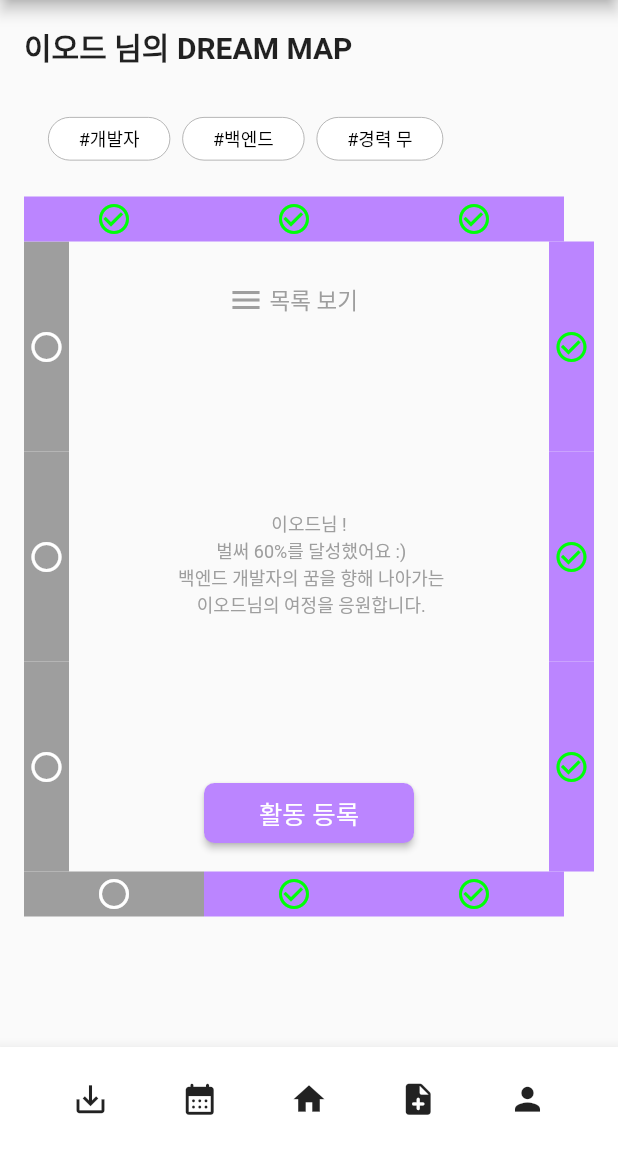
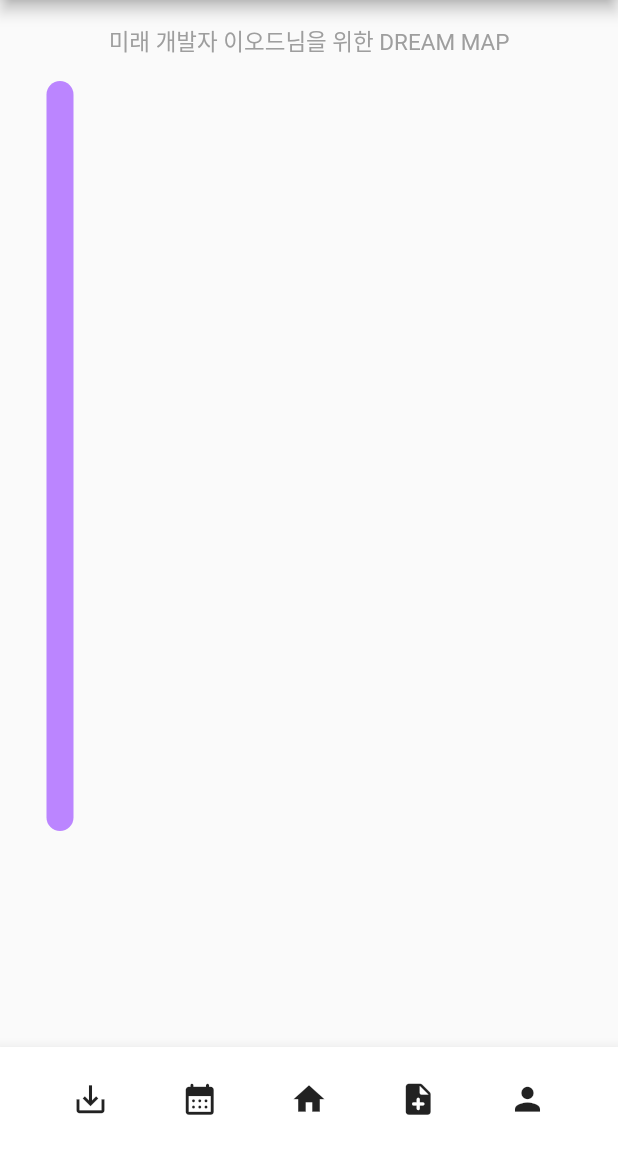
Before and after one commit to alstjr7437/2023_DreamLandThon, a Flutter app: the ResultPage screen opened directly with empty values, after a tap on "목록 보기", on a phone screen of 412 x 824 dp, the part 84-1236 px from its top. Run offline on Flutter 3.47's test engine with Material 2 defaults, Android fonts, the phone set to English and light mode, and no system bars; our stand-ins replace flutter_dotenv; Roboto replaces fonts that are missing (PottaOneRegular).

Commit message:
loadmaplist

```diff
--- /dev/null
+++ b/purple/lib/loadmaplist.dart
@@ -0,0 +1,310 @@
+import 'package:flutter/material.dart';
+import 'dart:convert';
+import 'package:http/http.dart' as http;
+import 'package:flutter_dotenv/flutter_dotenv.dart';
+import 'dart:developer' as developer;
+import 'loadmapdetail.dart';
+
+var apiKey = dotenv.env['apiKey'];
+var apiUrl = dotenv.env['apiUrl'];
+
+class loadMapList extends StatelessWidget {
+  final String result;
+  final String prompt1;
+
+  loadMapList(this.result, this.prompt1);
+
+  Widget buildButton(
+      IconData iconData, Color iconColor, double left, double top) {
+    return Padding(
+      padding: EdgeInsets.only(left: left, top: top),
+      child: Container(
+        decoration: BoxDecoration(
+          borderRadius: BorderRadius.circular(10.0),
+        ),
+        child: Icon(
+          iconData,
+          color: iconColor,
+          size: 30.0,
+        ),
+      ),
+    );
+  }
+
+  Widget buildButton2(
+    String text,
+    double left,
+    double top,
+  ) {
+    return Padding(
+      padding: EdgeInsets.only(left: left, top: top),
+      child: Row(
+        // Row로 아이콘과 텍스트를 옆으로 나란히 배치
+        children: [
+          Container(),
+          SizedBox(width: 8.0), // 아이콘과 텍스트 사이의 간격 조정
+          Text(
+            text,
+            style: TextStyle(
+              color: Colors.black,
+              fontSize: 18.0,
+            ),
+          ),
+        ],
+      ),
+    );
+  }
+
+  @override
+  Widget build(BuildContext context) {
+    // Split the GPT-3 response into lines
+    List<String> lines =
+        result.split('\n').where((line) => line.trim().isNotEmpty).toList();
+
+    return Scaffold(
+      appBar: AppBar(
+        backgroundColor: Colors.white,
+        title: Center(
+          child: Text(
+            'PERPL',
+            style: TextStyle(
+              fontFamily: 'PottaOneRegular',
+              color: Theme.of(context).primaryColor,
+            ),
+          ),
+        ),
+      ),
+      body: Padding(
+          padding: const EdgeInsets.all(16.0),
+          child:
+              Column(crossAxisAlignment: CrossAxisAlignment.stretch, children: [
+            Text(
+              '미래 개발자 이오드님을 위한 DREAM MAP',
+              style: TextStyle(
+                fontSize: 15.0, // 원하는 폰트 크기로 설정
+                color: Colors.grey,
+              ),
+              textAlign: TextAlign.center,
+            ),
+            SizedBox(height: 16.0), // 위젯간 간격 조정을 위한 SizedBox 추가
+
+            Align(
+              alignment: Alignment.centerLeft,
+              child: Stack(children: [
+                Padding(
+                  padding: EdgeInsets.only(left: 15.0),
+                  child: Container(
+                    width: 18.0, // The width of the circular border
+                    height: 500.0, // The height of the circular border
+                    decoration: BoxDecoration(
+                      color: Color(0xFFBB85FF),
+                      borderRadius: BorderRadius.circular(10.0),
+                    ),
+                  ),
+                ),
+                Column(
+                  crossAxisAlignment: CrossAxisAlignment.start,
+                  children: [
+                    for (int i = 0; i < lines.length; i++)
+                      Padding(
+                        padding: EdgeInsets.only(top: 30.0),
+                        child: Stack(
+                          children: [
+                            Row(
+                              children: [
+                                SizedBox(width: 50.0), // 아이콘과 텍스트 사이 간격
+                                Text(
+                                  lines[i], // 해당 텍스트를 가져옴
+                                  style: TextStyle(
+                                    color: Colors.black,
+                                    fontSize: 18.0,
+                                  ),
+                                ),
+                              ],
+                            ),
+                            Positioned(
+                              left: 0,
+                              top: 0,
+                              child: buildButton(
+                                  Icons.circle, Colors.white, 10, 0),
+                            ),
+                            Positioned(
+                              left: 0,
+                              top: 0,
+                              child: buildButton(
+                                Icons.arrow_circle_down,
+                                Colors.grey,
+                                10,
+                                0,
+                              ),
+                            ),
+                          ],
+                        ),
+                      ),
+                  ],
+                ),
+              ]),
+            ),
+          ])),
+      bottomNavigationBar: BottomAppBar(
+        height: 70,
+        child: Row(
+          mainAxisAlignment: MainAxisAlignment.spaceEvenly,
+          children: [
+            Icon(
+              // 저장 아이콘
+              Icons.save_alt,
+              size: 25,
+            ),
+            // 캘린더
+            Icon(
+              Icons.calendar_month_rounded,
+              size: 25,
+            ),
+            // 홈
+            Icon(
+              Icons.home,
+              size: 25,
+            ),
+            // 후기
+            Icon(
+              Icons.note_add_rounded,
+              size: 25,
+            ),
+            // 마이페이지
+            Icon(
+              Icons.person,
+              size: 25,
+            ),
+          ],
+        ),
+      ),
+    );
+  }
+}
+
+Future<String> generateText2(String prompt, String prompt1) async {
+  String prom = "";
+  if (prompt.contains("자격증")) {
+    prom = "$prompt1 직종 관련 한국 자격증을 알려줘.";
+  } else {
+    prom = "$prompt 를 하려는데 알려줘. 근데 오타없이 키워드만 간단히.";
+  }
+  final response = await http.post(
+    Uri.parse(apiUrl!),
+    headers: {
+      'Content-Type': 'application/json',
+      'Authorization': 'Bearer $apiKey'
+    },
+    body: jsonEncode({
+      "model": "text-davinci-003",
+      'prompt': prom,
+      'max_tokens': 1000,
+      'temperature': 0,
+      'top_p': 1,
+      'frequency_penalty': 0,
+      'presence_penalty': 0
+    }),
+  );
+  developer.log('log me', name: 'my.app.category');
+
+  developer.log('$prompt', name: 'my.app.category');
+
+  Map<String, dynamic> newresponse =
+      jsonDecode(utf8.decode(response.bodyBytes));
+
+  return newresponse['choices'][0]['text'];
+}
+
+Future<String> generateText3(String prompt) async {
+  final response = await http.post(
+    Uri.parse(apiUrl!),
+    headers: {
+      'Content-Type': 'application/json',
+      'Authorization': 'Bearer $apiKey'
+    },
+    body: jsonEncode({
+      "model": "text-davinci-003",
+      'prompt': "$prompt 를 하려는데 추천 책과 강의 영상을 알려줘! 근데 오타 없이 키워드만 간단히.",
+      'max_tokens': 1000,
+      'temperature': 0,
+      'top_p': 1,
+      'frequency_penalty': 0,
+      'presence_penalty': 0
+    }),
+  );
+
+  Map<String, dynamic> newresponse =
+      jsonDecode(utf8.decode(response.bodyBytes));
+
+  return newresponse['choices'][0]['text'];
+}
+
+
+/*
+
+            */
+
+            /*
+
+                      Expanded(
+            child: Column(
+              crossAxisAlignment: CrossAxisAlignment.start, // 왼쪽 정렬
+              mainAxisAlignment: MainAxisAlignment.start, // 위쪽 정렬 추가
+              children: [
+                buildButton2(4, () {}, false, context),
+                buildButton2(5, () {}, false, context),
+                buildButton2(6, () {}, false, context),
+              ],
+            ),
+          ),
+            Widget buildButton2(
+    int text,
+    Function() onPressed,
+    bool isPurple,
+    BuildContext context,
+  ) {
+    return Container(
+      width: 15, // 버튼의 가로 크기를 지정
+      height: 70, // 버튼의 세로 크기를 지정
+      padding:
+          EdgeInsets.only(left: .0), // 버튼 왼쪽에 여백을 줍니다. 여기서 20.0은 원하는 여백 크기입니다.
+      child: InkWell(
+        onTap: () async {
+          List<String> lines = result
+              .split('\n')
+              .where((line) => line.trim().isNotEmpty)
+              .toList();
+          String prom = lines[text];
+          String result2 = await generateText2(prom, prompt1);
+          Navigator.push(
+            context,
+            MaterialPageRoute(
+              builder: (context) => LineDetailPage(result2),
+            ),
+          );
+        },
+        borderRadius: BorderRadius.circular(2.0),
+        child: Ink(
+          decoration: BoxDecoration(
+            color: Color(0xFFBB85FF),
+          ),
+          child: Center(
+            // 아이콘을 버튼 내에 가운데 정렬하기 위해 Center 위젯 사용
+            child: Icon(
+              isPurple
+                  ? Icons.check_circle_outline // true면 동그라미 아이콘
+                  : Icons.circle_outlined // false면 X 아이콘
+              ,
+              color: isPurple
+                  ? Color.fromARGB(255, 0, 255, 8)
+                  : Colors.grey, // 아이콘의 색상을 설정합니다.
+              size: 24.0, // 아이콘의 크기를 설정합니다.
+            ),
+          ),
+        ),
+      ),
+    );
+  }
+
+            */
```
Also changed, not shown: purple/lib/loadmap.dart (+47 -49 lines), purple/lib/survey1.dart (+0 -61 lines).
